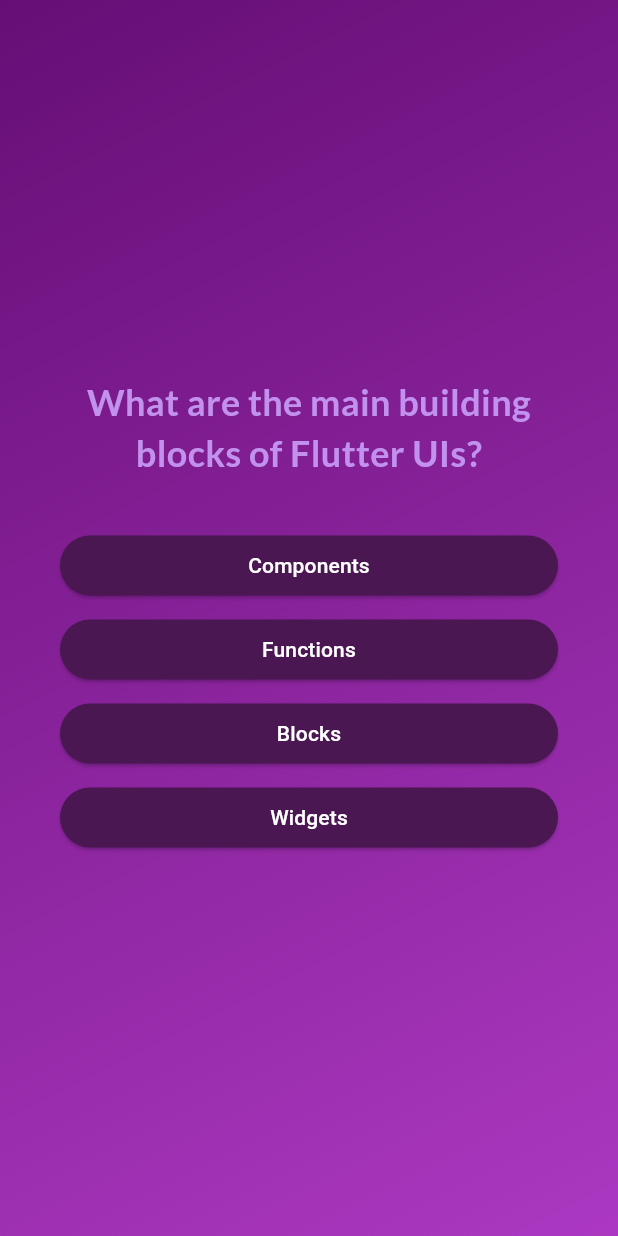
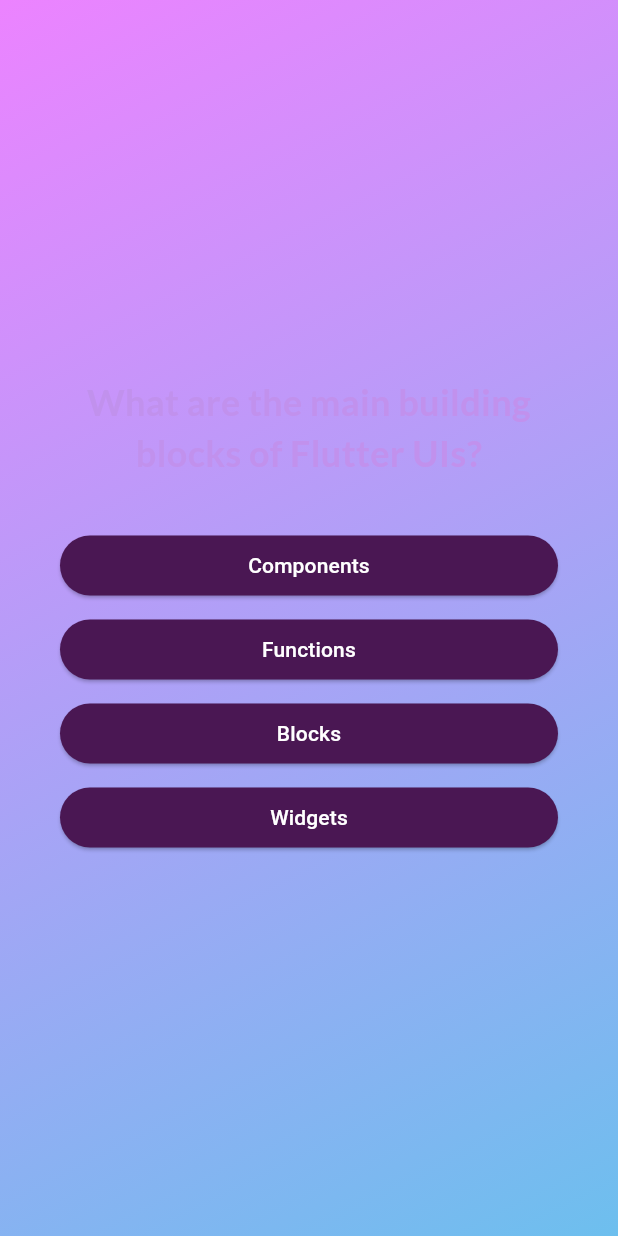
Before and after one commit to Samantha9995/DeveloperSoul, a Flutter app: the screen it shows after launch, after a tap on "Start Quiz", on a phone screen of 412 x 824 dp. Run offline on Flutter 3.47's test engine with Material 3 defaults, Android fonts, the phone set to English and light mode, and no system bars; our stand-ins replace google_fonts.

Commit message:
Update syntax

```diff
--- a/lib/models/quiz_question.dart
+++ b/lib/models/quiz_question.dart
@@ -4,7 +4,7 @@
   final String text;
   final List<String> answers;
 
-  List<String> getShuffledAnswers() {
+  List<String> get shuffledAnswers {
     final shuffledList = List.of(answers);
     shuffledList.shuffle();
     return shuffledList;
--- a/lib/question_screen.dart
+++ b/lib/question_screen.dart
@@ -46,7 +46,7 @@
             )
           ),
           const SizedBox(height: 30),
-          ...currentQuestion.getShuffledAnswers().map((answer) {
+          ...currentQuestion.shuffledAnswers.map((answer) {
             return AnswerButton(answerText: answer, onPressed: () {
                 answerQuestion(answer);
               },
--- a/lib/quiz.dart
+++ b/lib/quiz.dart
@@ -58,8 +58,8 @@
                   decoration: const BoxDecoration(
                     gradient: LinearGradient(
                       colors: [
-                        Color.fromARGB(255, 102, 14, 118),
-                        Color.fromARGB(255, 172, 56, 193)
+                        Color.fromARGB(255, 236, 131, 255),
+                        Color.fromARGB(255, 109, 191, 238)
                       ],
                       begin: Alignment.topLeft,
                       end: Alignment.bottomRight
```
Also changed, not shown: lib/results_screen.dart (+6 -5 lines).
